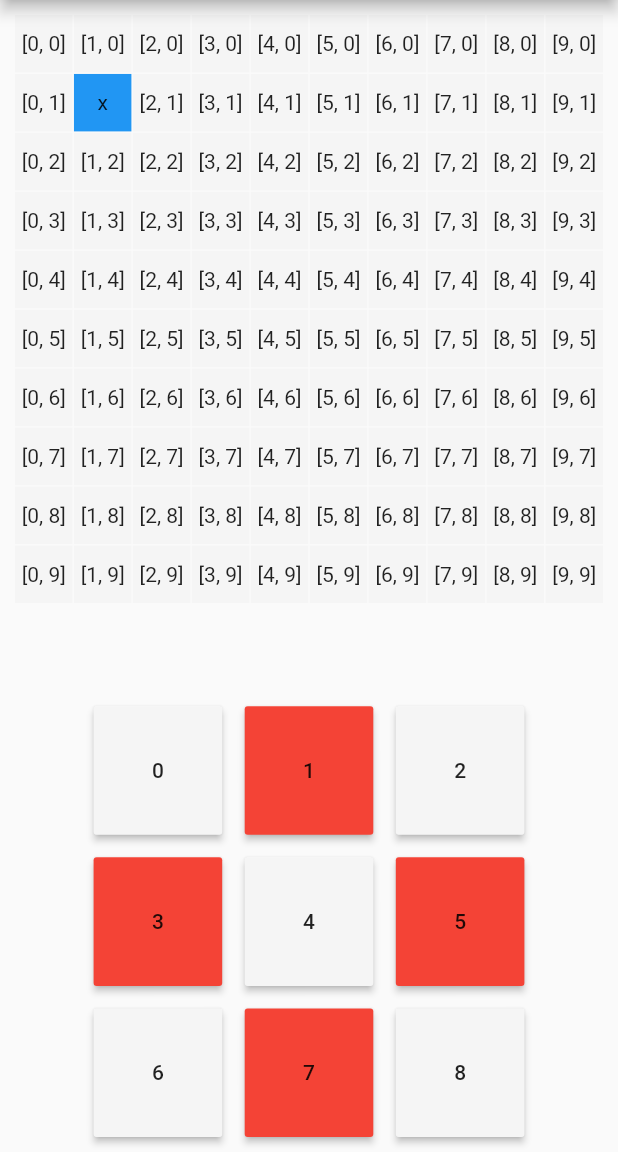
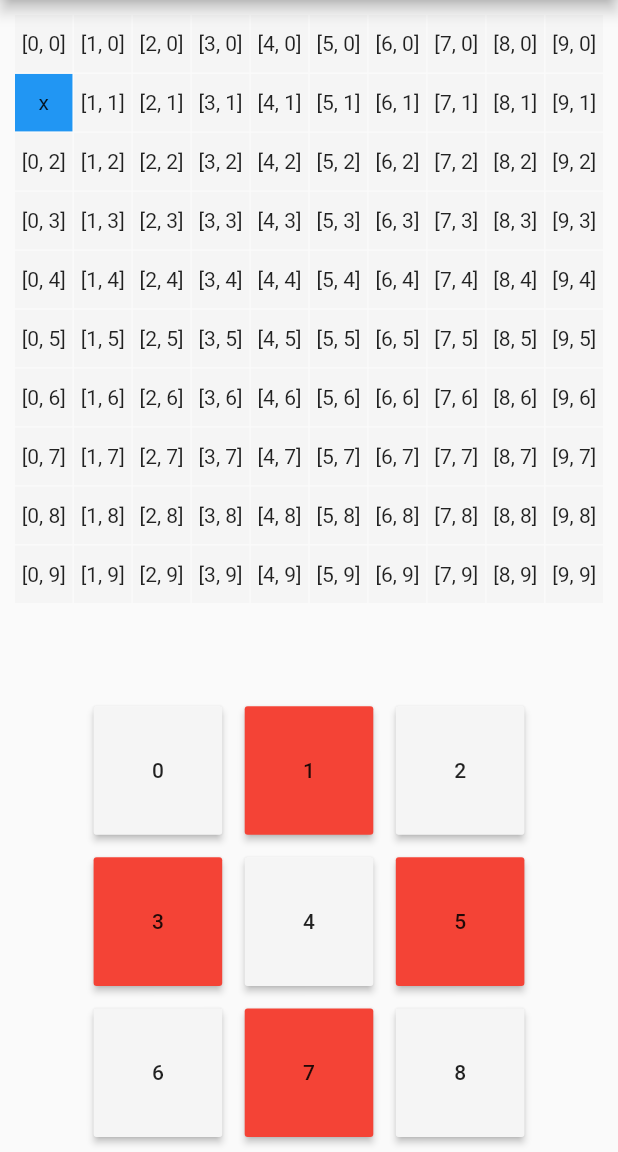
Before and after one commit to dnobs/snake, a Flutter app: the screen it shows after launch, after a tap on an icon or button, on a phone screen of 412 x 824 dp, the part 84-1236 px from its top. Run offline on Flutter 3.47's test engine with Material 2 defaults, Android fonts, the phone set to English and light mode, and no system bars.

```diff
--- a/lib/home_page.dart
+++ b/lib/home_page.dart
@@ -1,6 +1,7 @@
 import 'package:flutter/material.dart';
 import 'package:snake/snake_body.dart';
 import 'dart:math';
+import 'dart:async';
 
 class HomePage extends StatefulWidget{
   @override
@@ -8,14 +9,17 @@ class HomePage extends StatefulWidget{
 }
 
 class _HomePageState extends State<HomePage> {
-  SnakeBody snake;
   int gameGridSize = 10;
   List<int> buttons = [1, 3, 5, 7];
+  SnakeBody snake;
+  var speed = Duration(seconds:1);
+  Timer snakeMover;
 
   @override
   void initState(){
     super.initState();
     snake = SnakeBody([[1,1]], 'right');
+    snakeMover = Timer.periodic(speed, (Timer t) => moveSnake());
   }
 
   @override
```
